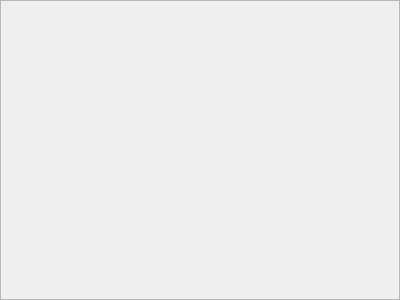
First picture: the form in FrameDorms.ui, repository dnohales/camping, before the edit.
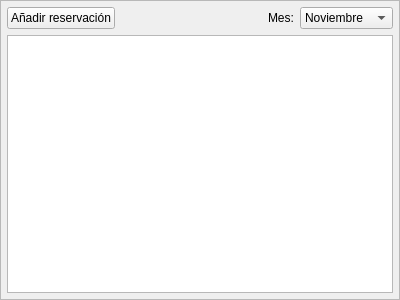
Second picture: the form after the edit. Icons and pictures are not drawn.

Commit message: Creados frames para carpas y dormis.

The edit to the form file:
```diff
--- a/FrameDorms.ui
+++ b/FrameDorms.ui
@@ -19,5 +19,151 @@
   <property name="windowTitle">
    <string>Frame</string>
   </property>
+  <property name="frameShape">
+   <enum>QFrame::StyledPanel</enum>
+  </property>
+  <property name="frameShadow">
+   <enum>QFrame::Raised</enum>
+  </property>
+  <layout class="QVBoxLayout" name="verticalLayout">
+   <property name="spacing">
+    <number>0</number>
+   </property>
+   <property name="leftMargin">
+    <number>6</number>
+   </property>
+   <property name="topMargin">
+    <number>0</number>
+   </property>
+   <property name="rightMargin">
+    <number>6</number>
+   </property>
+   <property name="bottomMargin">
+    <number>6</number>
+   </property>
+   <item>
+    <widget class="QFrame" name="frame">
+     <property name="frameShape">
+      <enum>QFrame::NoFrame</enum>
+     </property>
+     <property name="frameShadow">
+      <enum>QFrame::Raised</enum>
+     </property>
+     <layout class="QHBoxLayout" name="horizontalLayout">
+      <property name="spacing">
+       <number>6</number>
+      </property>
+      <property name="leftMargin">
+       <number>0</number>
+      </property>
+      <property name="topMargin">
+       <number>6</number>
+      </property>
+      <property name="rightMargin">
+       <number>0</number>
+      </property>
+      <property name="bottomMargin">
+       <number>6</number>
+      </property>
+      <item>
+       <widget class="QPushButton" name="pushButton">
+        <property name="text">
+         <string>Añadir reservación</string>
+        </property>
+        <property name="icon">
+         <iconset resource="default.qrc">
+          <normaloff>:/imgs/add.svg</normaloff>:/imgs/add.svg</iconset>
+        </property>
+       </widget>
+      </item>
+      <item>
+       <spacer name="horizontalSpacer">
+        <property name="orientation">
+         <enum>Qt::Horizontal</enum>
+        </property>
+        <property name="sizeHint" stdset="0">
+         <size>
+          <width>40</width>
+          <height>20</height>
+         </size>
+        </property>
+       </spacer>
+      </item>
+      <item>
+       <widget class="QLabel" name="label">
+        <property name="text">
+         <string>Mes:</string>
+        </property>
+       </widget>
+      </item>
+      <item>
+       <widget class="QComboBox" name="comboMonth">
+        <property name="currentIndex">
+         <number>0</number>
+        </property>
+        <item>
+         <property name="text">
+          <string>Noviembre</string>
+         </property>
+        </item>
+        <item>
+         <property name="text">
+          <string>Diciembre</string>
+         </property>
+        </item>
+        <item>
+         <property name="text">
+          <string>Enero</string>
+         </property>
+        </item>
+        <item>
+         <property name="text">
+          <string>Febrero</string>
+         </property>
+        </item>
+        <item>
+         <property name="text">
+          <string>Marzo</string>
+         </property>
+        </item>
+        <item>
+         <property name="text">
+          <string>Abril</string>
+         </property>
+        </item>
+        <item>
+         <property name="text">
+          <string>Junio</string>
+         </property>
+        </item>
+        <item>
+         <property name="text">
+          <string>Julio</string>
+         </property>
+        </item>
+        <item>
+         <property name="text">
+          <string>Agosto</string>
+         </property>
+        </item>
+        <item>
+         <property name="text">
+          <string>Septiembre</string>
+         </property>
+        </item>
+        <item>
+         <property name="text">
+          <string>Octubre</string>
+         </property>
+        </item>
+       </widget>
+      </item>
+     </layout>
+    </widget>
+   </item>
+   <item>
+    <widget class="QTableView" name="tableView"/>
+   </item>
+  </layout>
  </widget>
 </ui>
```
Left out of the diff: 12 changed lines with no effect on the pictures. The commit also changes 4 other files.
